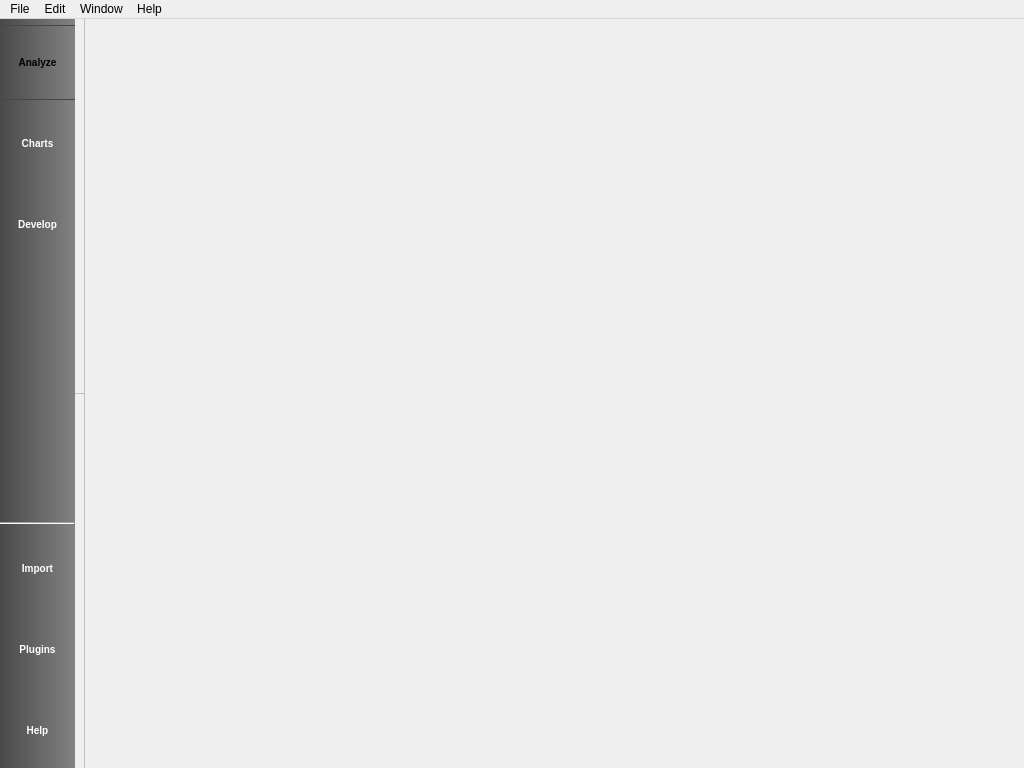
Above: plugins/perspective/GraphPerspective/designer/GraphPerspectiveMainWindow.ui from vadivelselvaraj/TulipGLImprovement before the change. Below: the same form after it.
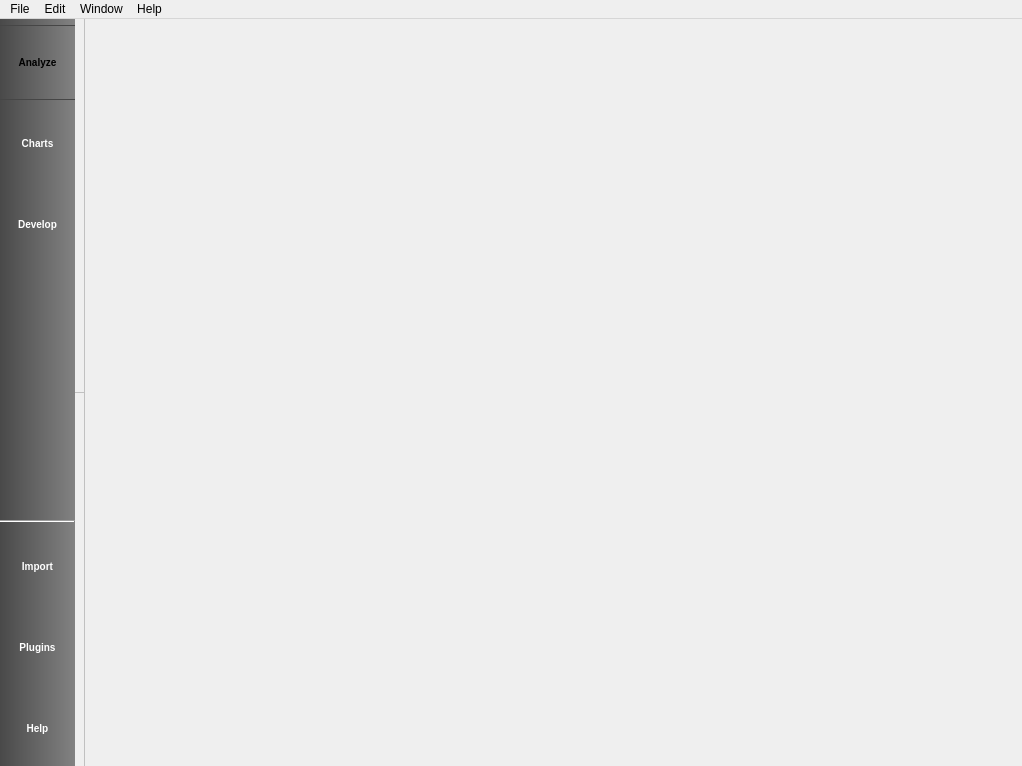
That is the form after the change. Icons and pictures are not drawn. Custom widgets are drawn as their Qt base class.

Commit message: Some tries for algorithm runner ui

The edit to the form file:
```diff
--- a/plugins/perspective/GraphPerspective/designer/GraphPerspectiveMainWindow.ui
+++ b/plugins/perspective/GraphPerspective/designer/GraphPerspectiveMainWindow.ui
@@ -6,8 +6,8 @@
    <rect>
     <x>0</x>
     <y>0</y>
-    <width>1024</width>
-    <height>768</height>
+    <width>1022</width>
+    <height>766</height>
    </rect>
   </property>
   <property name="sizePolicy">
@@ -542,7 +542,7 @@
     <rect>
      <x>0</x>
      <y>0</y>
-     <width>1024</width>
+     <width>1022</width>
      <height>22</height>
     </rect>
    </property>
```
Left out of the diff: 2 changed lines with no effect on the pictures. The commit also changes 7 other files.
